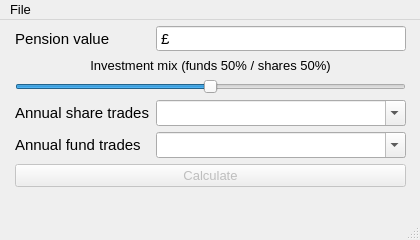
First picture: the form in gui/main_gui.ui, repository RolandWH/SIPPCompare, before the edit.
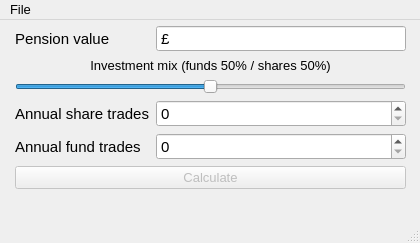
Second picture: the form after the edit. Custom widgets are drawn as their Qt base class.

Commit message: switch from un-used trade QComboBox to FastEditQSpinBox

The edit to the form file:
```diff
--- a/gui/main_gui.ui
+++ b/gui/main_gui.ui
@@ -7,7 +7,7 @@
     <x>0</x>
     <y>0</y>
     <width>420</width>
-    <height>240</height>
+    <height>243</height>
    </rect>
   </property>
   <property name="minimumSize">
@@ -16,12 +16,6 @@
     <height>240</height>
    </size>
   </property>
-  <property name="maximumSize">
-   <size>
-    <width>420</width>
-    <height>240</height>
-   </size>
-  </property>
   <property name="windowTitle">
    <string>SIPPCompare</string>
   </property>
@@ -35,7 +29,7 @@
       <x>10</x>
       <y>0</y>
       <width>401</width>
-      <height>184</height>
+      <height>188</height>
      </rect>
     </property>
     <layout class="QFormLayout" name="formLayout">
@@ -145,18 +139,6 @@
        </property>
       </widget>
      </item>
-     <item row="4" column="1">
-      <widget class="QComboBox" name="fund_trades_combo">
-       <property name="font">
-        <font>
-         <pointsize>11</pointsize>
-        </font>
-       </property>
-       <property name="editable">
-        <bool>true</bool>
-       </property>
-      </widget>
-     </item>
      <item row="5" column="0" colspan="2">
       <widget class="QPushButton" name="calc_but">
        <property name="enabled">
@@ -173,14 +155,35 @@
       </widget>
      </item>
      <item row="3" column="1">
-      <widget class="QComboBox" name="share_trades_combo">
+      <widget class="FastEditQSpinBox" name="share_trades_box">
        <property name="font">
         <font>
          <pointsize>11</pointsize>
         </font>
        </property>
-       <property name="editable">
-        <bool>true</bool>
+       <property name="correctionMode">
+        <enum>QAbstractSpinBox::CorrectionMode::CorrectToNearestValue</enum>
+       </property>
+       <property name="prefix">
+        <string/>
+       </property>
+       <property name="maximum">
+        <number>999</number>
+       </property>
+      </widget>
+     </item>
+     <item row="4" column="1">
+      <widget class="FastEditQSpinBox" name="fund_trades_box">
+       <property name="font">
+        <font>
+         <pointsize>11</pointsize>
+        </font>
+       </property>
+       <property name="correctionMode">
+        <enum>QAbstractSpinBox::CorrectionMode::CorrectToNearestValue</enum>
+       </property>
+       <property name="prefix">
+        <string/>
        </property>
       </widget>
      </item>
@@ -235,6 +238,13 @@
    </property>
   </action>
  </widget>
+ <customwidgets>
+  <customwidget>
+   <class>FastEditQSpinBox</class>
+   <extends>QSpinBox</extends>
+   <header>widgets/fastedit_spinbox</header>
+  </customwidget>
+ </customwidgets>
  <tabstops>
   <tabstop>value_input</tabstop>
   <tabstop>mix_slider</tabstop>
```
Left out of the diff: 2 changed lines with no effect on the pictures. The commit also changes 1 other file.
